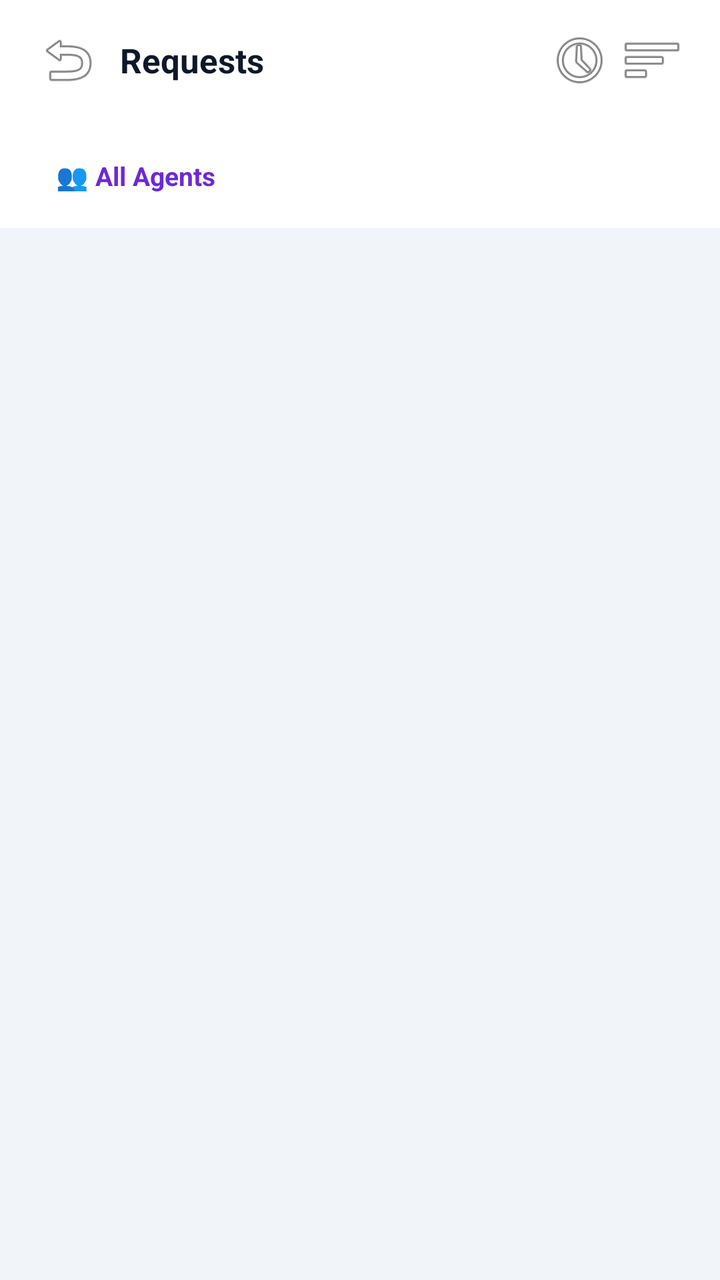
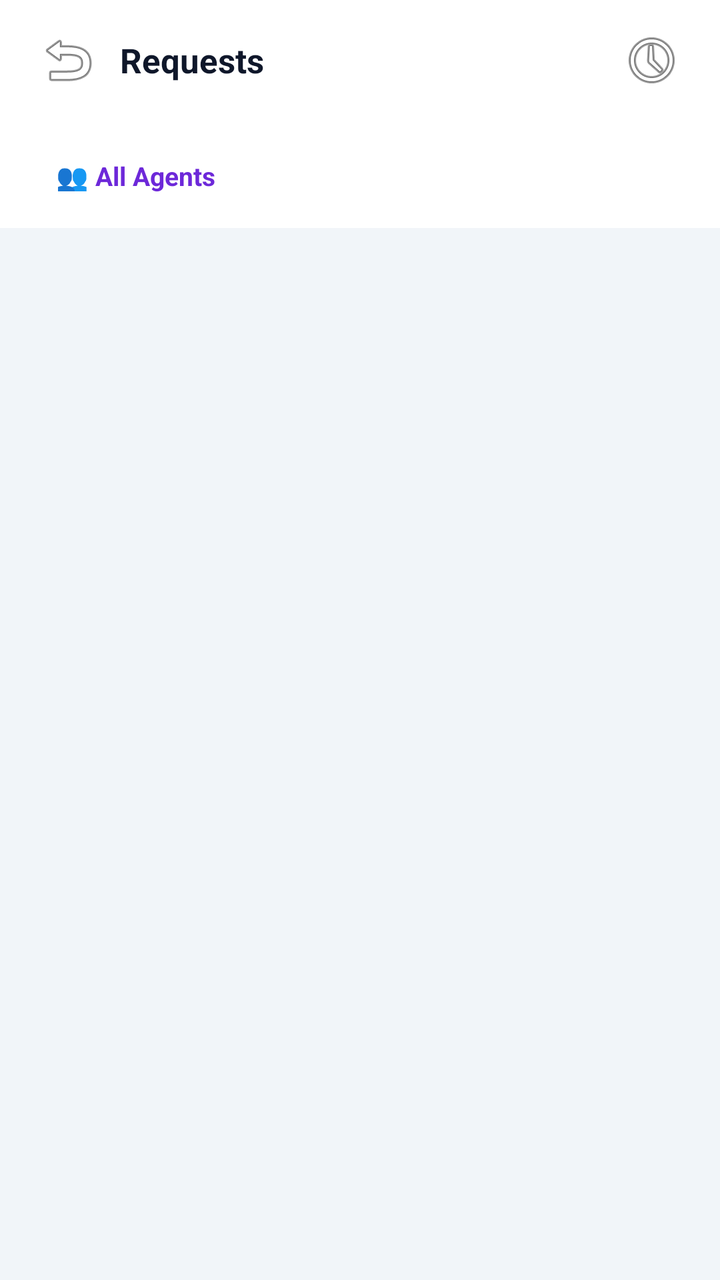

The first picture is an Android layout as it rendered before a commit; the second is the same layout after the commit. The layout source and the unified diff follow.
<!-- AndroidManifest.xml: application theme Theme.DataBridge -->
<!-- res/layout/fragment_petty_cash_pending_settlement.xml -->
<?xml version="1.0" encoding="utf-8"?>
<FrameLayout
    xmlns:android="http://schemas.android.com/apk/res/android"
    xmlns:app="http://schemas.android.com/apk/res-auto"
    android:layout_width="match_parent"
    android:layout_height="match_parent">

    <FrameLayout
        android:layout_width="match_parent"
        android:layout_height="match_parent"
        android:background="#F1F5F9">

        <LinearLayout
            android:layout_width="match_parent"
            android:layout_height="match_parent"
            android:orientation="vertical">

            
            <LinearLayout
                android:layout_width="match_parent"
                android:layout_height="wrap_content"
                android:orientation="horizontal"
                android:gravity="center_vertical"
                android:paddingHorizontal="16dp"
                android:paddingVertical="12dp"
                android:background="#FFFFFF">

                <ImageButton
                    android:id="@+id/btnPcPendingBack"
                    android:layout_width="36dp"
                    android:layout_height="36dp"
                    android:src="@android:drawable/ic_menu_revert"
                    android:background="?attr/selectableItemBackgroundBorderless"
                    android:contentDescription="Back" />

                <TextView
                    android:id="@+id/tvPcPendingTitle"
                    android:layout_width="0dp"
                    android:layout_weight="1"
                    android:layout_height="wrap_content"
                    android:text="Requests"
                    android:textSize="17sp"
                    android:textStyle="bold"
                    android:textColor="#0F172A"
                    android:layout_marginStart="8dp" />

                <ImageButton
                    android:id="@+id/btnPcPendingHistory"
                    android:layout_width="36dp"
                    android:layout_height="36dp"
                    android:src="@android:drawable/ic_menu_recent_history"
                    android:background="?attr/selectableItemBackgroundBorderless"
                    android:contentDescription="Settlement History" />

                <TextView
                    android:id="@+id/btnPcPendingSelect"
                    android:layout_width="wrap_content"
                    android:layout_height="36dp"
                    android:gravity="center"
                    android:text="Select"
                    android:textSize="13sp"
                    android:textStyle="bold"
                    android:textColor="#059669"
                    android:paddingHorizontal="10dp"
                    android:background="?attr/selectableItemBackgroundBorderless"
                    android:contentDescription="Bulk select"
                    android:visibility="gone" />

                <ImageButton
                    android:id="@+id/btnPcPendingFilter"
                    android:layout_width="36dp"
                    android:layout_height="36dp"
                    android:src="@android:drawable/ic_menu_sort_by_size"
                    android:background="?attr/selectableItemBackgroundBorderless"
                    android:contentDescription="Filter" />
            </LinearLayout>

            
            <HorizontalScrollView
                android:layout_width="match_parent"
                android:layout_height="wrap_content"
                android:background="#FFFFFF"
                android:scrollbars="none"
                android:overScrollMode="ifContentScrolls">

                <LinearLayout
                    android:id="@+id/layoutPcPendingTabs"
                    android:layout_width="wrap_content"
                    android:layout_height="wrap_content"
                    android:orientation="horizontal"
                    android:paddingHorizontal="12dp"
                    android:paddingBottom="10dp" />
            </HorizontalScrollView>

            
            <LinearLayout
                android:layout_width="match_parent"
                android:layout_height="wrap_content"
                android:orientation="horizontal"
                android:gravity="center_vertical"
                android:background="#FFFFFF"
                android:paddingHorizontal="16dp"
                android:paddingBottom="8dp">

                <TextView
                    android:id="@+id/tvPcPendingAgent"
                    android:layout_width="wrap_content"
                    android:layout_height="36dp"
                    android:gravity="center_vertical"
                    android:text="👥 All Agents"
                    android:textSize="13sp"
                    android:textStyle="bold"
                    android:textColor="#6D28D9"
                    android:background="@drawable/bg_pc_tab_inactive"
                    android:paddingHorizontal="12dp" />

                <TextView
                    android:id="@+id/tvPcPendingSelectAll"
                    android:layout_width="wrap_content"
                    android:layout_height="36dp"
                    android:gravity="center_vertical"
                    android:text="Select all"
                    android:textSize="13sp"
                    android:textStyle="bold"
                    android:textColor="#059669"
                    android:paddingHorizontal="10dp"
                    android:visibility="gone" />

                <TextView
                    android:id="@+id/tvPcPendingSummary"
                    android:layout_width="0dp"
                    android:layout_weight="1"
                    android:layout_height="wrap_content"
                    android:gravity="end"
                    android:textSize="12sp"
                    android:textColor="#64748B" />
            </LinearLayout>

            <ProgressBar
                android:id="@+id/pbPcPendingLoading"
                android:layout_width="wrap_content"
                android:layout_height="wrap_content"
                android:layout_gravity="center"
                android:layout_marginTop="60dp"
                android:visibility="gone" />

            <LinearLayout
                android:id="@+id/layoutPcPendingError"
                android:layout_width="match_parent"
                android:layout_height="wrap_content"
                android:orientation="vertical"
                android:gravity="center"
                android:padding="24dp"
                android:visibility="gone">

                <TextView
                    android:id="@+id/tvPcPendingError"
                    android:layout_width="wrap_content"
                    android:layout_height="wrap_content"
                    android:textColor="#B91C1C"
                    android:gravity="center" />

                <Button
                    android:id="@+id/btnPcPendingRetry"
                    android:layout_width="wrap_content"
                    android:layout_height="wrap_content"
                    android:layout_marginTop="12dp"
                    android:text="Retry"
                    android:textAllCaps="false" />
            </LinearLayout>

            <ScrollView
                android:id="@+id/scrollPcPendingList"
                android:layout_width="match_parent"
                android:layout_height="0dp"
                android:layout_weight="1"
                android:fillViewport="true"
                android:clipToPadding="false"
                android:paddingBottom="16dp">

                <LinearLayout
                    android:id="@+id/layoutPcPendingList"
                    android:layout_width="match_parent"
                    android:layout_height="wrap_content"
                    android:orientation="vertical"
                    android:paddingHorizontal="16dp"
                    android:paddingTop="12dp" />
            </ScrollView>

            
            <LinearLayout
                android:id="@+id/layoutPcBulkBar"
                android:layout_width="match_parent"
                android:layout_height="wrap_content"
                android:orientation="horizontal"
                android:gravity="center_vertical"
                android:background="#FFFFFF"
                android:elevation="8dp"
                android:paddingHorizontal="16dp"
                android:paddingVertical="10dp"
                android:visibility="gone">

                <TextView
                    android:id="@+id/tvPcBulkSummary"
                    android:layout_width="0dp"
                    android:layout_weight="1"
                    android:layout_height="wrap_content"
                    android:textSize="13sp"
                    android:textStyle="bold"
                    android:textColor="#0F172A" />

                <TextView
                    android:id="@+id/btnPcBulkCancel"
                    android:layout_width="wrap_content"
                    android:layout_height="40dp"
                    android:gravity="center"
                    android:text="Cancel"
                    android:textSize="13sp"
                    android:textStyle="bold"
                    android:textColor="#374151"
                    android:backgroundTint="#F3F4F6"
                    android:paddingHorizontal="14dp"
                    android:layout_marginEnd="8dp" />

                <TextView
                    android:id="@+id/btnPcBulkUpdate"
                    android:layout_width="wrap_content"
                    android:layout_height="40dp"
                    android:gravity="center"
                    android:text="Update"
                    android:textSize="13sp"
                    android:textStyle="bold"
                    android:textColor="#FFFFFF"
                    android:background="@drawable/bg_action_button_green"
                    android:paddingHorizontal="18dp" />
            </LinearLayout>

        </LinearLayout>
    </FrameLayout>
</FrameLayout>
<!-- resources referenced by this layout -->
<resources>
  <!-- drawable bg_action_button_green (drawable) -->
  <?xml version="1.0" encoding="utf-8"?>
  <shape xmlns:android="http://schemas.android.com/apk/res/android" android:shape="rectangle">
      <corners android:radius="8dp" />
      <gradient
          android:startColor="#10b981"
          android:endColor="#059669"
          android:angle="135" />
  </shape>
  <!-- drawable bg_pc_tab_inactive (drawable) -->
  <?xml version="1.0" encoding="utf-8"?>
  <shape xmlns:android="http://schemas.android.com/apk/res/android"
      android:shape="rectangle">
      <solid android:color="#00000000" />
      <corners android:radius="10dp" />
  </shape>
  <style name="Theme.DataBridge" parent="Theme.MaterialComponents.DayNight.NoActionBar">
      <item name="colorPrimary">#00d4ff</item>
      <item name="colorPrimaryVariant">#16213e</item>
      <item name="colorOnPrimary">#ffffff</item>
      <item name="colorSecondary">#00d4ff</item>
      <item name="android:statusBarColor">#1a1a2e</item>
  </style>
</resources>

<!-- the commit's change to res/layout/fragment_petty_cash_pending_settlement.xml (unified diff, before → after) -->
@@ -51,28 +51,6 @@
                     android:src="@android:drawable/ic_menu_recent_history"
                     android:background="?attr/selectableItemBackgroundBorderless"
                     android:contentDescription="Settlement History" />
-
-                <TextView
-                    android:id="@+id/btnPcPendingSelect"
-                    android:layout_width="wrap_content"
-                    android:layout_height="36dp"
-                    android:gravity="center"
-                    android:text="Select"
-                    android:textSize="13sp"
-                    android:textStyle="bold"
-                    android:textColor="#059669"
-                    android:paddingHorizontal="10dp"
-                    android:background="?attr/selectableItemBackgroundBorderless"
-                    android:contentDescription="Bulk select"
-                    android:visibility="gone" />
-
-                <ImageButton
-                    android:id="@+id/btnPcPendingFilter"
-                    android:layout_width="36dp"
-                    android:layout_height="36dp"
-                    android:src="@android:drawable/ic_menu_sort_by_size"
-                    android:background="?attr/selectableItemBackgroundBorderless"
-                    android:contentDescription="Filter" />
             </LinearLayout>
 
             
@@ -113,6 +91,18 @@
                     android:textColor="#6D28D9"
                     android:background="@drawable/bg_pc_tab_inactive"
                     android:paddingHorizontal="12dp" />
+
+                <TextView
+                    android:id="@+id/tvPcPendingSelectMode"
+                    android:layout_width="wrap_content"
+                    android:layout_height="36dp"
+                    android:gravity="center_vertical"
+                    android:text="☑ Select"
+                    android:textSize="13sp"
+                    android:textStyle="bold"
+                    android:textColor="#059669"
+                    android:paddingHorizontal="10dp"
+                    android:visibility="gone" />
 
                 <TextView
                     android:id="@+id/tvPcPendingSelectAll"
